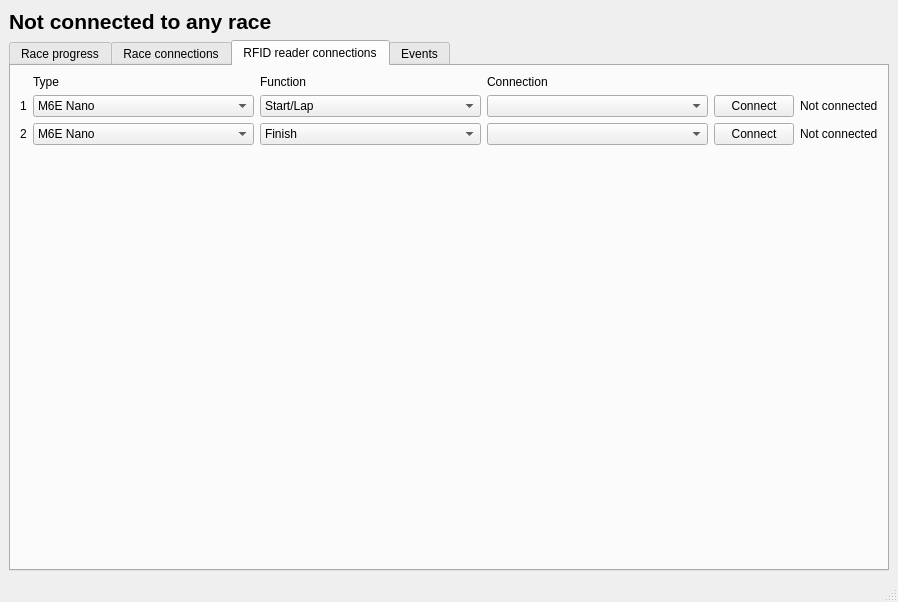
This is software/src/mainwindow.ui in nfogh/Racetiming as Qt 5 draws it before an edit. The edited form follows.
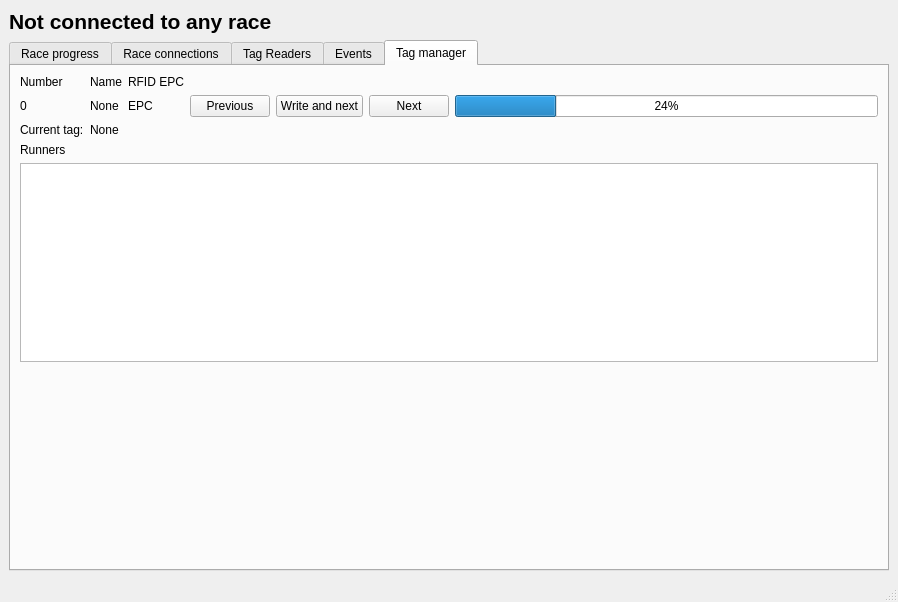
This is the edited form. Custom widgets are drawn as their Qt base class.

```diff
--- a/software/src/mainwindow.ui
+++ b/software/src/mainwindow.ui
@@ -31,7 +31,7 @@
     <item>
      <widget class="QTabWidget" name="tabWidget">
       <property name="currentIndex">
-       <number>2</number>
+       <number>4</number>
       </property>
       <widget class="QWidget" name="tab">
        <attribute name="title">
@@ -120,7 +120,7 @@
       </widget>
       <widget class="QWidget" name="tab_3">
        <attribute name="title">
-        <string>RFID reader connections</string>
+        <string>Tag Readers</string>
        </attribute>
        <layout class="QGridLayout" name="gridLayout">
         <item row="1" column="4">
@@ -422,6 +422,120 @@
         </item>
        </layout>
       </widget>
+      <widget class="QWidget" name="tab_5">
+       <attribute name="title">
+        <string>Tag manager</string>
+       </attribute>
+       <layout class="QGridLayout" name="gridLayout_6">
+        <item row="1" column="2">
+         <widget class="QLabel" name="writeTagEPCLabel">
+          <property name="text">
+           <string>EPC</string>
+          </property>
+         </widget>
+        </item>
+        <item row="3" column="0">
+         <widget class="QLabel" name="label_15">
+          <property name="text">
+           <string>Current tag:</string>
+          </property>
+         </widget>
+        </item>
+        <item row="0" column="1">
+         <widget class="QLabel" name="label_13">
+          <property name="text">
+           <string>Name</string>
+          </property>
+         </widget>
+        </item>
+        <item row="0" column="2">
+         <widget class="QLabel" name="label_14">
+          <property name="text">
+           <string>RFID EPC</string>
+          </property>
+         </widget>
+        </item>
+        <item row="1" column="6">
+         <widget class="QProgressBar" name="writeTagProgressBar">
+          <property name="value">
+           <number>24</number>
+          </property>
+         </widget>
+        </item>
+        <item row="6" column="1">
+         <spacer name="verticalSpacer_3">
+          <property name="orientation">
+           <enum>Qt::Vertical</enum>
+          </property>
+          <property name="sizeHint" stdset="0">
+           <size>
+            <width>20</width>
+            <height>40</height>
+           </size>
+          </property>
+         </spacer>
+        </item>
+        <item row="1" column="1">
+         <widget class="QLabel" name="writeTagNameLabel">
+          <property name="text">
+           <string>None</string>
+          </property>
+         </widget>
+        </item>
+        <item row="3" column="1">
+         <widget class="QLabel" name="writeTagCurrentTagLabel">
+          <property name="text">
+           <string>None</string>
+          </property>
+         </widget>
+        </item>
+        <item row="1" column="0">
+         <widget class="QLabel" name="writeTagNumberLabel">
+          <property name="text">
+           <string>0</string>
+          </property>
+         </widget>
+        </item>
+        <item row="1" column="5">
+         <widget class="QPushButton" name="writeTagNextPushButton">
+          <property name="text">
+           <string>Next</string>
+          </property>
+         </widget>
+        </item>
+        <item row="1" column="4">
+         <widget class="QPushButton" name="writeTagWritePushButton">
+          <property name="text">
+           <string>Write and next</string>
+          </property>
+         </widget>
+        </item>
+        <item row="5" column="0" colspan="7">
+         <widget class="QTableView" name="writeTagsTableView"/>
+        </item>
+        <item row="0" column="0">
+         <widget class="QLabel" name="label_11">
+          <property name="text">
+           <string>Number</string>
+          </property>
+         </widget>
+        </item>
+        <item row="1" column="3">
+         <widget class="QPushButton" name="writeTagPreviousPushButton">
+          <property name="text">
+           <string>Previous</string>
+          </property>
+         </widget>
+        </item>
+        <item row="4" column="0" colspan="7">
+         <widget class="QLabel" name="label_16">
+          <property name="text">
+           <string>Runners</string>
+          </property>
+         </widget>
+        </item>
+       </layout>
+      </widget>
      </widget>
     </item>
    </layout>
```
Left out of the diff: 22 changed lines with no effect on the pictures.
